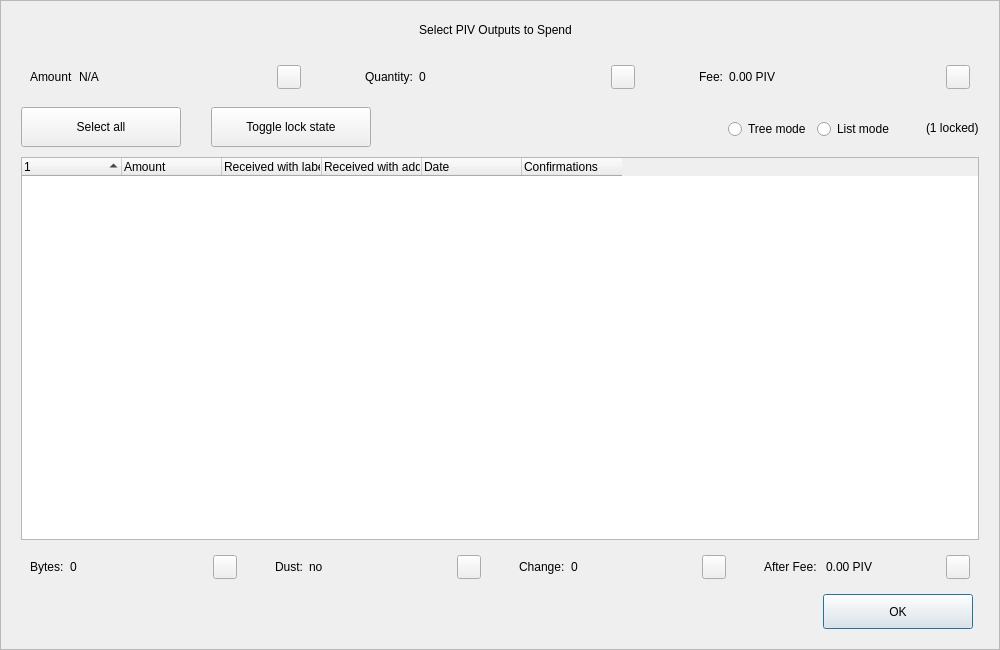
Before: the Qt Designer form src/qt/forms/coincontroldialog.ui in pcoinproject/pcoin, drawn with Qt 5.
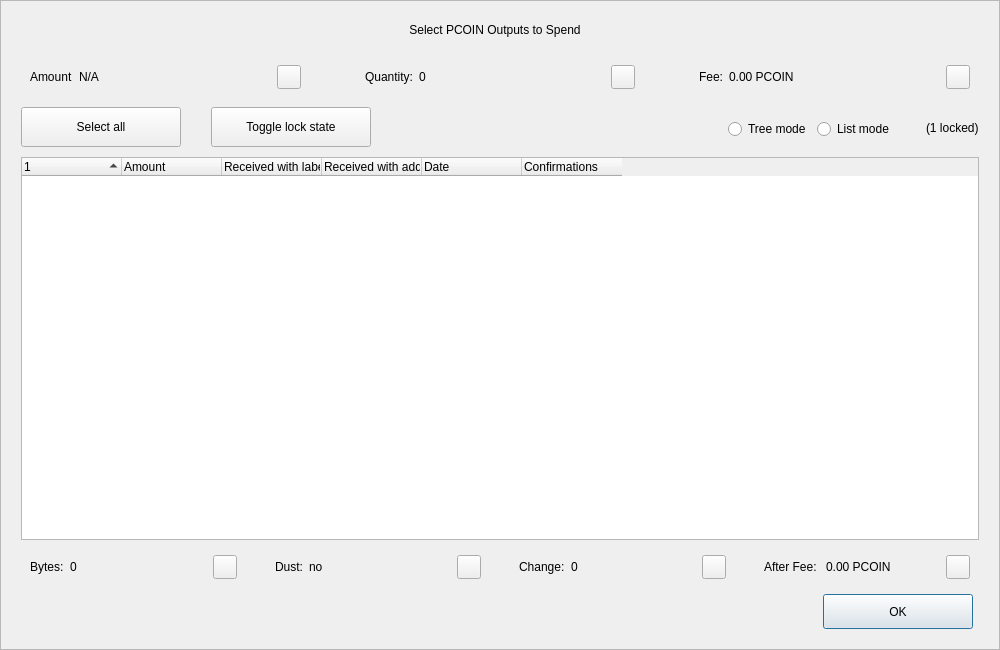
After: the same form once the commit is applied. Custom widgets are drawn as their Qt base class.

Commit message: Port to pcoin (code)

The edit to the form file:
```diff
--- a/src/qt/forms/coincontroldialog.ui
+++ b/src/qt/forms/coincontroldialog.ui
@@ -98,7 +98,7 @@
            </size>
           </property>
           <property name="text">
-           <string>Select PIV Outputs to Spend</string>
+           <string>Select PCOIN Outputs to Spend</string>
           </property>
           <property name="alignment">
            <set>Qt::AlignCenter</set>
@@ -268,7 +268,7 @@
            <item>
             <widget class="QLabel" name="labelCoinControlFee">
              <property name="text">
-              <string>0.00 PIV</string>
+              <string>0.00 PCOIN</string>
              </property>
             </widget>
            </item>
@@ -729,7 +729,7 @@
            <item>
             <widget class="QLabel" name="labelCoinControlAfterFee">
              <property name="text">
-              <string>0.00 PIV</string>
+              <string>0.00 PCOIN</string>
              </property>
             </widget>
            </item>
```
The commit also changes 928 other files.
